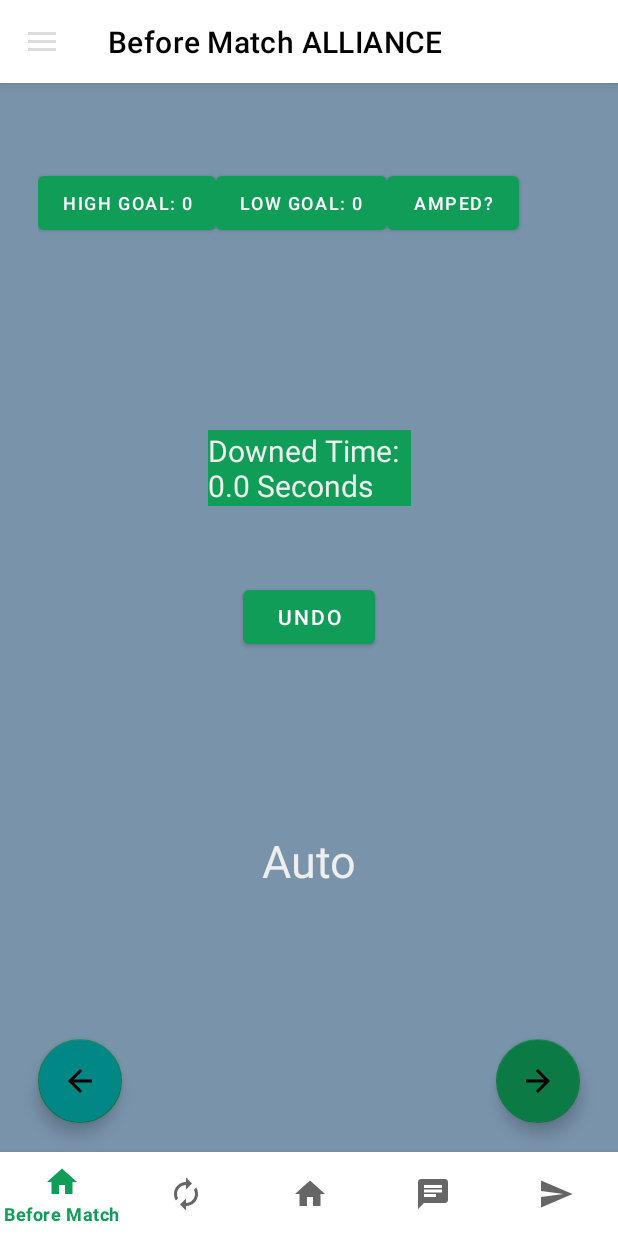
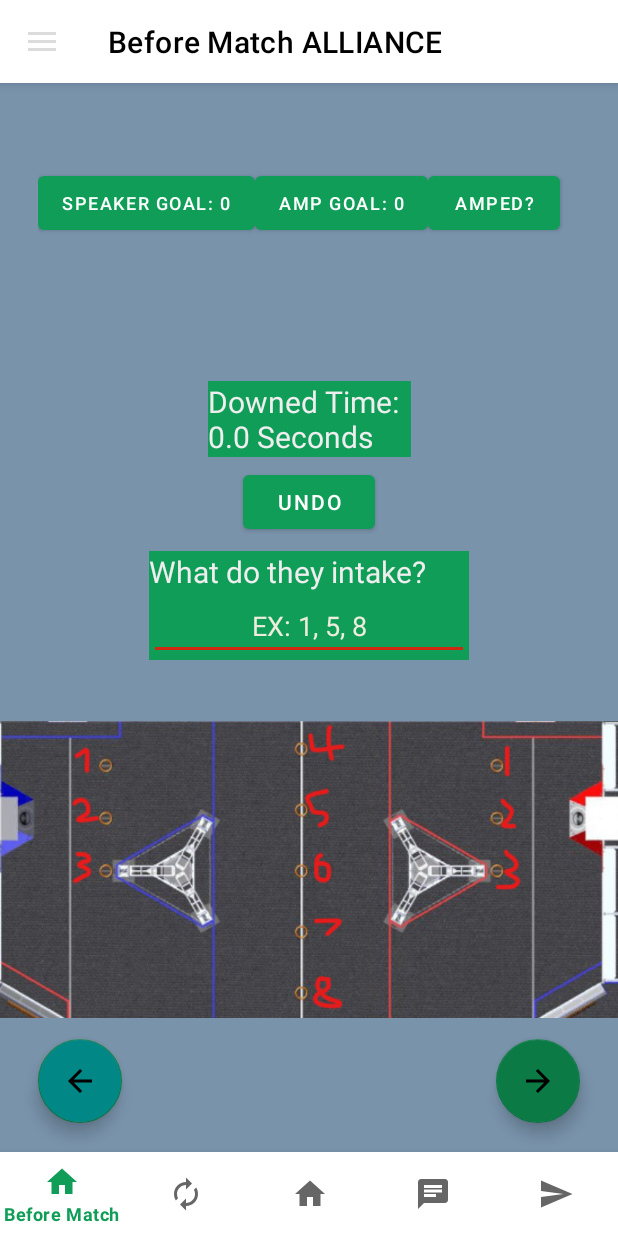
Before and after one commit to Eaglegrant/328_Scouting_App, an Android app: the fragment Auto placed in its activity, on a phone screen of 412 x 824 dp. Run offline under Robolectric (Android 15) with nearby library versions, the phone set to English and light mode, and no system bars; our stand-ins replace FlexboxLayout, Volley; network calls fail.

Commit message:
revisiting auto
added a descripting photo of the field, and a text entry to add the order of intake when in auto. Will continue to work on it

```diff
--- a/app/src/main/java/robotics/scouting/current/Auto.java
+++ b/app/src/main/java/robotics/scouting/current/Auto.java
@@ -44,17 +44,18 @@ public class Auto extends Fragment implements View.OnClickListener {
 
     Context context;
     EditText dataEdt1;
-    Button highGoal;
-    Button lowGoal;
+    Button speaker;
+    Button amp;
     Button amped;
 
     Button miss;
     Button downed;
     Button undo;
     TextView downedTimer;
+    EditText intake;
 
-    int highGoalCount;
-    int lowGoalCount;
+    int speakerCount;
+    int ampCount;
     boolean ampedBool;
     int missCount;
     boolean downedBool;
@@ -114,31 +115,32 @@ public class Auto extends Fragment implements View.OnClickListener {
         // Inflate the layout for this fragment
         View root = inflater.inflate(R.layout.fragment_auto, container, false);
         context = container.getContext();
+        intake = root.findViewById(R.id.EditTextIntake);
         resetButton = root.findViewById(R.id.ResetButton);
-        highGoal = root.findViewById(R.id.HighGoalButton);
-        lowGoal = root.findViewById(R.id.LowGoalButton);
+        speaker = root.findViewById(R.id.HighGoalButton);
+        amp = root.findViewById(R.id.LowGoalButton);
         amped = root.findViewById(R.id.AmpedButton);
         totalPoints = MainActivity.getTotalPoints();
         autoPoints = MainActivity.getAutoPoints();
-        highGoalCount = MainActivity.getAutoHighCount();
-        lowGoalCount = MainActivity.getAutoLowCount();
+        speakerCount = MainActivity.getAutoHighCount();
+        ampCount = MainActivity.getAutoLowCount();
         miss = root.findViewById(R.id.MissButton);
         downed = root.findViewById(R.id.DownedButton);
         undo = root.findViewById(R.id.UndoButton);
         downedTimer = root.findViewById(R.id.DownedTime);
-        highGoal.setOnClickListener(this);
-        lowGoal.setOnClickListener(this);
+        speaker.setOnClickListener(this);
+        amp.setOnClickListener(this);
         amped.setOnClickListener(this);
         miss.setOnClickListener(this);
         downed.setOnClickListener(this);
         undo.setOnClickListener(this);
         resetButton.setOnClickListener(this);
-        highGoal.setText("High Goal: " + highGoalCount);
-        lowGoal.setText("Low Goal: " + lowGoalCount);
+        speaker.setText("Speaker Goal: " + speakerCount);
+        amp.setText("Amp Goal: " + ampCount);
         runTimer();
-        if(highGoalCount == -1 && lowGoalCount == -1 && missCount == -1) {
-            highGoal.setText("");
-            lowGoal.setText("");
+        if(speakerCount == -1 && ampCount == -1 && missCount == -1) {
+            speaker.setText("");
+            amp.setText("");
             miss.setText("");
         } else {
      /*       highCube.setText(String.valueOf(MainActivity.setAutoScores(HighCubeCount));
@@ -153,6 +155,8 @@ public class Auto extends Fragment implements View.OnClickListener {
     public void onStop() {
         //   MainActivity.setAutoC(dataEdt1.getText().toString());
         // MainActivity.setGrid(gridQR);
+        String intakeText = intake.getText().toString();
+
         super.onStop();
     }
 
@@ -216,22 +220,22 @@ public class Auto extends Fragment implements View.OnClickListener {
         MaterialButton image = (MaterialButton) v;
         switch (v.getId()) {
             case R.id.HighGoalButton:
-                highGoalCount = updater(highGoalCount, highGoal, "High Goal: ");
+                speakerCount = updater(speakerCount, speaker, "High Goal: ");
                 undoValue = 1;
                 totalPoints = totalPoints + 5;
                 autoPoints = autoPoints + 5;
                 MainActivity.setTotalPoints(totalPoints);
                 MainActivity.setAutoPoints(autoPoints);
-                MainActivity.setAutoHighCount(highGoalCount);
+                MainActivity.setAutoHighCount(speakerCount);
                 break;
             case R.id.LowGoalButton:
-                lowGoalCount = updater(lowGoalCount, lowGoal, "Low Goal: ");
+                ampCount = updater(ampCount, amp, "Low Goal: ");
                 undoValue = 2;
                 totalPoints = totalPoints + 2;
                 autoPoints = autoPoints + 2;
                 MainActivity.setTotalPoints(totalPoints);
                 MainActivity.setAutoPoints(autoPoints);
-                MainActivity.setAutoLowCount(lowGoalCount);
+                MainActivity.setAutoLowCount(ampCount);
                 break;
             case R.id.MissButton:
                 missCount = updater(missCount, miss, "Miss: ");
@@ -239,19 +243,19 @@ public class Auto extends Fragment implements View.OnClickListener {
                 break;
             case R.id.UndoButton:
                 if (undoValue == 1) {
-                    highGoalCount = updaterMinus(highGoalCount, highGoal, "High Goal: ");
+                    speakerCount = updaterMinus(speakerCount, speaker, "High Goal: ");
                     totalPoints = totalPoints - 5;
                     autoPoints = autoPoints - 5;
                     MainActivity.setTotalPoints(totalPoints);
                     MainActivity.setAutoPoints(autoPoints);
-                    MainActivity.setAutoHighCount(highGoalCount);
+                    MainActivity.setAutoHighCount(speakerCount);
                 } else if (undoValue == 2) {
-                    lowGoalCount = updaterMinus(lowGoalCount, lowGoal, "Low Goal: ");
+                    ampCount = updaterMinus(ampCount, amp, "Low Goal: ");
                     totalPoints = totalPoints - 2;
                     autoPoints = autoPoints - 2;
                     MainActivity.setTotalPoints(totalPoints);
                     MainActivity.setAutoPoints(autoPoints);
-                    MainActivity.setAutoLowCount(lowGoalCount);
+                    MainActivity.setAutoLowCount(ampCount);
                 } else if (undoValue == 3) {
                     missCount = updaterMinus(missCount, miss, "Miss: ");
                 }
--- a/app/src/main/java/robotics/scouting/current/MainActivity.java
+++ b/app/src/main/java/robotics/scouting/current/MainActivity.java
@@ -455,11 +455,11 @@ public class MainActivity extends AppCompatActivity implements View.OnClickListe
     }
     public static String getAllDataChangeable(){
         if (getBlueAlliance() == true) {
-            return "Event: " + event + "\n" + "Match Number: " + String.valueOf(match) + "\n" + "Team color: Blue" + "\n" + "Team Number: " + String.valueOf(team) + "\n" + "Total Points: " + String.valueOf(totalPoints) + "\n" + "Auto Points: " + String.valueOf(autoPoints) + "\n" + "Tele Op Points: " + String.valueOf(teleOpPoints) + "\n" + "Balance Position: " + balance + "\n" + "Time to Balance: " + time;
+            return "Event: " + event + "\n" + "Match Number: " + String.valueOf(match) + "\n" + "Team color: Blue" + "\n" + "Team Number: " + String.valueOf(team) + "\n" + "Total Points: " + String.valueOf(totalPoints) + "\n" + "Auto Points: " + String.valueOf(autoPoints) + "\n" + "Tele Op Points: " + String.valueOf(teleOpPoints) + "\n" + "Hang Position: " + balance + "\n" + "Time to Hang: " + time;
         } else if (getRedAlliance() == true){
-            return "Event: "+ event + "\n" + "Match Number: " + String.valueOf(match) + "\n" + "Team color: Red" + "\n" + "Team Number: " + String.valueOf(team) +  "\n" + "Total Points: " + String.valueOf(totalPoints) + "\n" + "Auto Points: " + String.valueOf(autoPoints) + "\n" + "Tele Op Points: " + String.valueOf(teleOpPoints) + "\n" + "Balance Position: " + balance+"\n"+ "Time to Balance: " + time;
+            return "Event: "+ event + "\n" + "Match Number: " + String.valueOf(match) + "\n" + "Team color: Red" + "\n" + "Team Number: " + String.valueOf(team) +  "\n" + "Total Points: " + String.valueOf(totalPoints) + "\n" + "Auto Points: " + String.valueOf(autoPoints) + "\n" + "Tele Op Points: " + String.valueOf(teleOpPoints) + "\n" + "Hang Position: " + balance+"\n"+ "Time to Hang: " + time;
         } else  {
-            return "Event: "+ event + "\n" + "Match Number: " + String.valueOf(match) + "\n" + "Team color: N/A" + "\n"  + "Team Number: " + String.valueOf(team) + "\n" + "Total Points: " + String.valueOf(totalPoints) + "\n" + "Auto Points: " + String.valueOf(autoPoints) + "\n" + "Tele Op Points: " + String.valueOf(teleOpPoints) + "\n" + "Balance Position: " + balance+"\n"+ "Time to Balance: " + time;
+            return "Event: "+ event + "\n" + "Match Number: " + String.valueOf(match) + "\n" + "Team color: N/A" + "\n"  + "Team Number: " + String.valueOf(team) + "\n" + "Total Points: " + String.valueOf(totalPoints) + "\n" + "Auto Points: " + String.valueOf(autoPoints) + "\n" + "Tele Op Points: " + String.valueOf(teleOpPoints) + "\n" + "Hang Position: " + balance+"\n"+ "Time to Hang: " + time;
         }
 
         //return "Event: "+ event + "\n" + "Match Number: " + String.valueOf(match) + "\n" + "Team Number: " + String.valueOf(team) + "\n" + "Comment on Auto: " + autoC + "\n" + "Auto Grid Positions: " + grid.toString() + "\n" + "Comment on Tele: " + teleC + "\n" + "Tele Grid Positions: " + teleGrid.toString() + "\n" + "Balance Position: " + balance+"\n"+ "Time to Balance: " + time;
--- a/app/src/main/res/layout/fragment_auto.xml
+++ b/app/src/main/res/layout/fragment_auto.xml
@@ -36,14 +36,14 @@
                     android:id="@+id/HighGoalButton"
                     android:layout_width="wrap_content"
                     android:layout_height="wrap_content"
-                    android:text="High Goal: 0"
+                    android:text="Speaker Goal: 0"
                     android:textSize="12dp" />
 
                 <Button
                     android:id="@+id/LowGoalButton"
                     android:layout_width="wrap_content"
                     android:layout_height="wrap_content"
-                    android:text="Low Goal: 0"
+                    android:text="Amp Goal: 0"
                     android:textSize="12dp"
                     tools:layout_editor_absoluteY="56dp" />
 
@@ -94,7 +94,8 @@
             app:layout_constraintBottom_toBottomOf="@+id/flexboxLayout"
             app:layout_constraintEnd_toEndOf="@+id/flexboxLayout"
             app:layout_constraintStart_toStartOf="@+id/flexboxLayout"
-            app:layout_constraintTop_toTopOf="@+id/flexboxLayout" />
+            app:layout_constraintTop_toTopOf="parent"
+            app:layout_constraintVertical_bias="0.42000002" />
 
         <LinearLayout
             android:id="@+id/StopwatchLayout"
@@ -105,7 +106,7 @@
             app:layout_constraintEnd_toEndOf="@+id/UndoButton"
             app:layout_constraintStart_toStartOf="@+id/UndoButton"
             app:layout_constraintTop_toTopOf="@+id/flexboxLayout"
-            app:layout_constraintVertical_bias="0.778">
+            app:layout_constraintVertical_bias="0.96">
 
             <TextView
                 android:id="@+id/DownedTime"
@@ -116,17 +117,53 @@
                 android:textSize="20sp" />
         </LinearLayout>
 
-        <TextView
-            android:id="@+id/AutoText"
+        <ImageView
+            android:id="@+id/Auto_Field"
             android:layout_width="wrap_content"
             android:layout_height="wrap_content"
-            android:textColor="#EEEEEE"
-            android:textSize="30sp"
-            android:text="Auto"
+            android:src="@drawable/auto_note_numbers"
             app:layout_constraintBottom_toBottomOf="@+id/flexboxLayout"
             app:layout_constraintEnd_toEndOf="@+id/flexboxLayout"
             app:layout_constraintStart_toStartOf="@+id/flexboxLayout"
-            app:layout_constraintTop_toBottomOf="@+id/UndoButton" />
+            app:layout_constraintTop_toBottomOf="@+id/UndoButton"
+            app:layout_constraintVertical_bias="1.0" />
+
+        <LinearLayout
+            android:layout_width="wrap_content"
+            android:layout_height="wrap_content"
+            android:orientation="horizontal"
+            android:background="@color/purple_200"
+            app:layout_constraintBottom_toTopOf="@+id/Auto_Field"
+            app:layout_constraintEnd_toEndOf="@+id/flexboxLayout"
+            app:layout_constraintStart_toStartOf="@+id/flexboxLayout"
+            app:layout_constraintTop_toBottomOf="@+id/UndoButton">
+
+            <LinearLayout
+                android:layout_width="match_parent"
+                android:layout_height="match_parent"
+                android:orientation="vertical">
+
+                <TextView
+                    android:id="@+id/intakeQuestionText"
+                    android:layout_width="match_parent"
+                    android:layout_height="wrap_content"
+                    android:text="What do they intake?"
+                    android:textColor="#EEEEEE"
+                    android:textSize="20sp"/>
+
+                <EditText
+                    android:id="@+id/EditTextIntake"
+                    android:layout_width="match_parent"
+                    android:layout_height="wrap_content"
+                    android:ems="10"
+                    android:textColor="#EEEEEE"
+
+                    android:hint="EX: 1, 5, 8"
+                    android:textColorHint="#EEEDDD"
+                    android:inputType="text"
+                    android:textAlignment="center" />
+            </LinearLayout>
+        </LinearLayout>
 
     </androidx.constraintlayout.widget.ConstraintLayout>
 </FrameLayout>
--- a/app/src/main/res/layout/fragment_docking.xml
+++ b/app/src/main/res/layout/fragment_docking.xml
@@ -20,7 +20,7 @@
         android:id="@+id/header3"
         android:layout_width="match_parent"
         android:layout_height="wrap_content"
-        android:text="Start this timer when then begin to dock. (When they FIRST touch the Charge Station)"
+        android:text="Start this timer when then begin to attempt a hang. (When they FIRST touch the Charge Station)"
         android:textAlignment="center"
         android:textColor="@color/black"
         android:textSize="26dp"
```
Also changed, not shown: app/src/main/res/drawable/auto_note_numbers.png (added).
